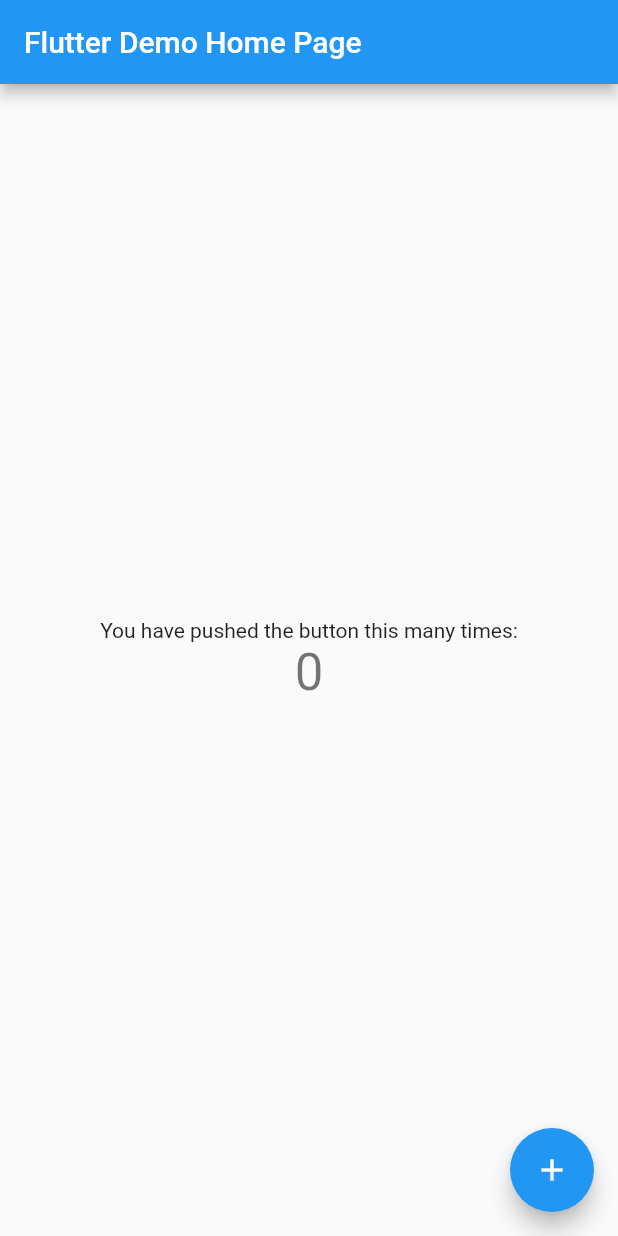
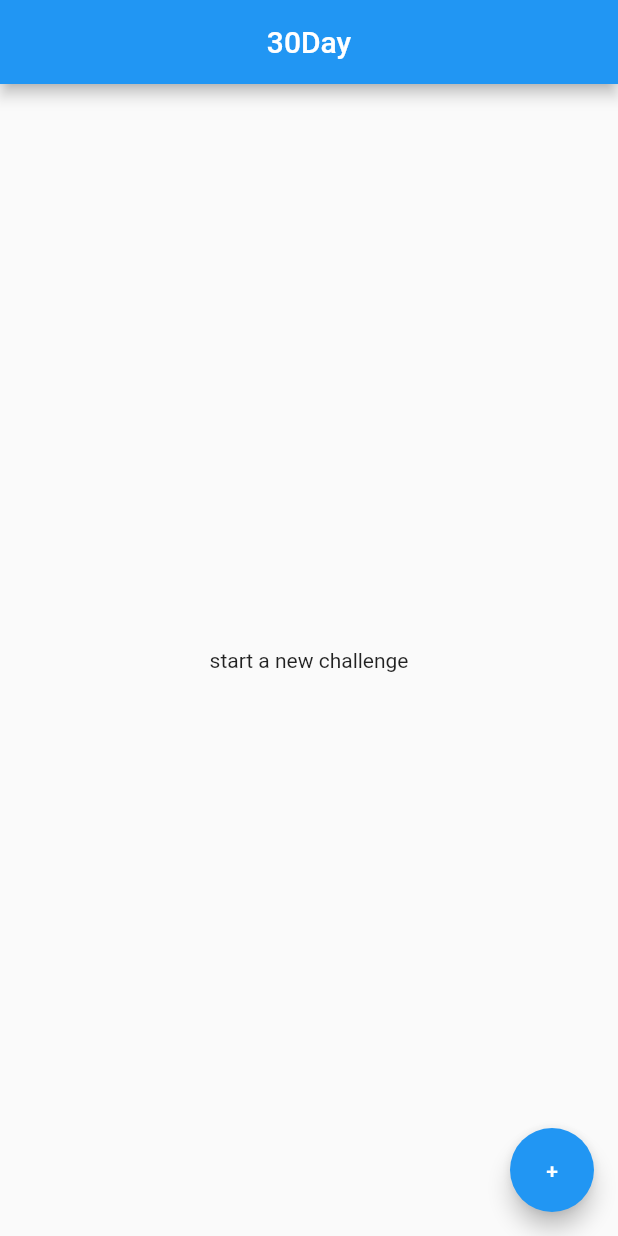
Before and after one commit to esam191/30day, a Flutter app: the screen it shows after launch, on a phone screen of 412 x 824 dp. Run offline on Flutter 3.47's test engine with Material 2 defaults, Android fonts, the phone set to English and light mode, and no system bars.

Commit message:
first layout

```diff
--- a/thirtyday/lib/main.dart
+++ b/thirtyday/lib/main.dart
@@ -1,117 +1,16 @@
 import 'package:flutter/material.dart';
 
-void main() {
-  runApp(MyApp());
-}
-
-class MyApp extends StatelessWidget {
-  // This widget is the root of your application.
-  @override
-  Widget build(BuildContext context) {
-    return MaterialApp(
-      title: 'Flutter Demo',
-      theme: ThemeData(
-        // This is the theme of your application.
-        //
-        // Try running your application with "flutter run". You'll see the
-        // application has a blue toolbar. Then, without quitting the app, try
-        // changing the primarySwatch below to Colors.green and then invoke
-        // "hot reload" (press "r" in the console where you ran "flutter run",
-        // or simply save your changes to "hot reload" in a Flutter IDE).
-        // Notice that the counter didn't reset back to zero; the application
-        // is not restarted.
-        primarySwatch: Colors.blue,
-        // This makes the visual density adapt to the platform that you run
-        // the app on. For desktop platforms, the controls will be smaller and
-        // closer together (more dense) than on mobile platforms.
-        visualDensity: VisualDensity.adaptivePlatformDensity,
-      ),
-      home: MyHomePage(title: 'Flutter Demo Home Page'),
-    );
-  }
-}
-
-class MyHomePage extends StatefulWidget {
-  MyHomePage({Key key, this.title}) : super(key: key);
-
-  // This widget is the home page of your application. It is stateful, meaning
-  // that it has a State object (defined below) that contains fields that affect
-  // how it looks.
-
-  // This class is the configuration for the state. It holds the values (in this
-  // case the title) provided by the parent (in this case the App widget) and
-  // used by the build method of the State. Fields in a Widget subclass are
-  // always marked "final".
-
-  final String title;
-
-  @override
-  _MyHomePageState createState() => _MyHomePageState();
-}
-
-class _MyHomePageState extends State<MyHomePage> {
-  int _counter = 0;
-
-  void _incrementCounter() {
-    setState(() {
-      // This call to setState tells the Flutter framework that something has
-      // changed in this State, which causes it to rerun the build method below
-      // so that the display can reflect the updated values. If we changed
-      // _counter without calling setState(), then the build method would not be
-      // called again, and so nothing would appear to happen.
-      _counter++;
-    });
-  }
-
-  @override
-  Widget build(BuildContext context) {
-    // This method is rerun every time setState is called, for instance as done
-    // by the _incrementCounter method above.
-    //
-    // The Flutter framework has been optimized to make rerunning build methods
-    // fast, so that you can just rebuild anything that needs updating rather
-    // than having to individually change instances of widgets.
-    return Scaffold(
-      appBar: AppBar(
-        // Here we take the value from the MyHomePage object that was created by
-        // the App.build method, and use it to set our appbar title.
-        title: Text(widget.title),
-      ),
-      body: Center(
-        // Center is a layout widget. It takes a single child and positions it
-        // in the middle of the parent.
-        child: Column(
-          // Column is also a layout widget. It takes a list of children and
-          // arranges them vertically. By default, it sizes itself to fit its
-          // children horizontally, and tries to be as tall as its parent.
-          //
-          // Invoke "debug painting" (press "p" in the console, choose the
-          // "Toggle Debug Paint" action from the Flutter Inspector in Android
-          // Studio, or the "Toggle Debug Paint" command in Visual Studio Code)
-          // to see the wireframe for each widget.
-          //
-          // Column has various properties to control how it sizes itself and
-          // how it positions its children. Here we use mainAxisAlignment to
-          // center the children vertically; the main axis here is the vertical
-          // axis because Columns are vertical (the cross axis would be
-          // horizontal).
-          mainAxisAlignment: MainAxisAlignment.center,
-          children: <Widget>[
-            Text(
-              'You have pushed the button this many times:',
-            ),
-            Text(
-              '$_counter',
-              style: Theme.of(context).textTheme.headline4,
-            ),
-          ],
-        ),
-      ),
-      floatingActionButton: FloatingActionButton(
-        onPressed: _incrementCounter,
-        tooltip: 'Increment',
-        child: Icon(Icons.add),
-      ), // This trailing comma makes auto-formatting nicer for build methods.
-    );
-  }
-}
+void main() => runApp(MaterialApp(
+  home: Scaffold(
+    appBar: AppBar(
+      title: Text('30Day'),
+      centerTitle: true,
+    ),
+    body: Center(
+      child: Text('start a new challenge'),
+    ),
+    floatingActionButton: FloatingActionButton(
+      child: Text('+'),
+    ),
+  )
+));
```
